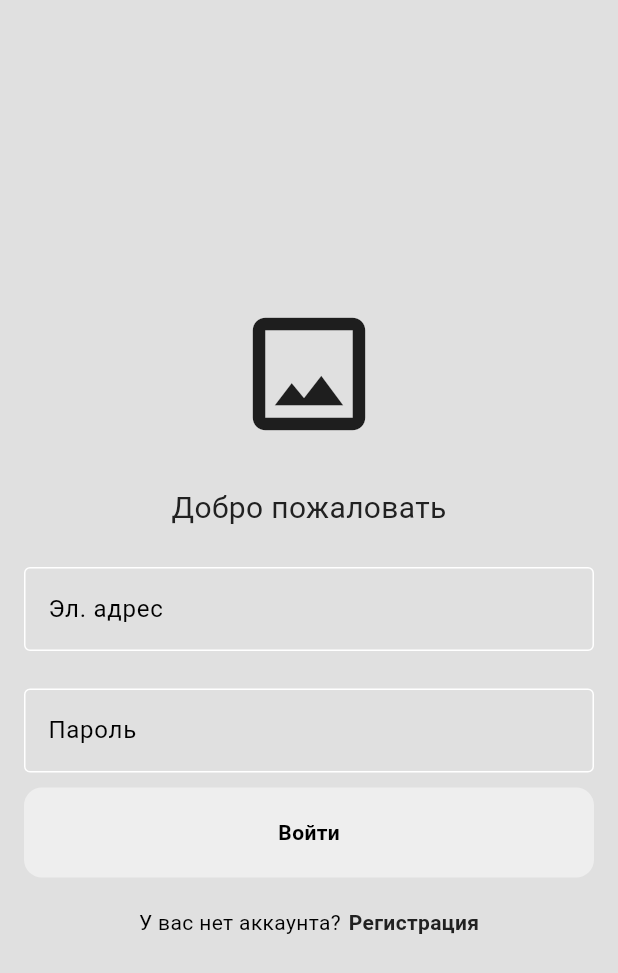
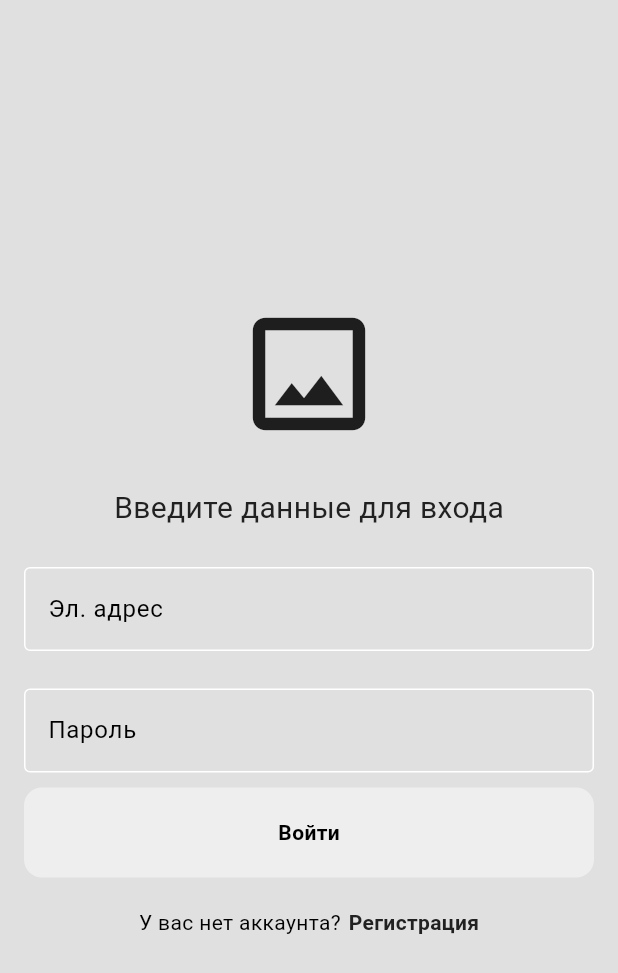
Before and after one commit to Maksim11011/everyday, a Flutter app: the screen it shows after launch, on a phone screen of 412 x 824 dp. Shown: the top 973 px of the screen. Run offline on Flutter 3.47's test engine with Material 3 defaults, Android fonts, the light colour scheme and no system bars.

Commit message:
Изменил главную надпись

```diff
--- a/lib/pages/login_page.dart
+++ b/lib/pages/login_page.dart
@@ -36,9 +36,9 @@ class _LoginPageState extends State<LoginPage> {
 
               const SizedBox(height: 25),
 
-              // Приветственное сообщение
+              // Вход в аккаунт
               Text(
-                S.of(context).Welcome,
+                'Введите данные для входа',
                 style: TextStyle(
                   fontSize: 20,
                   color: Theme.of(context).colorScheme.inversePrimary,
```
